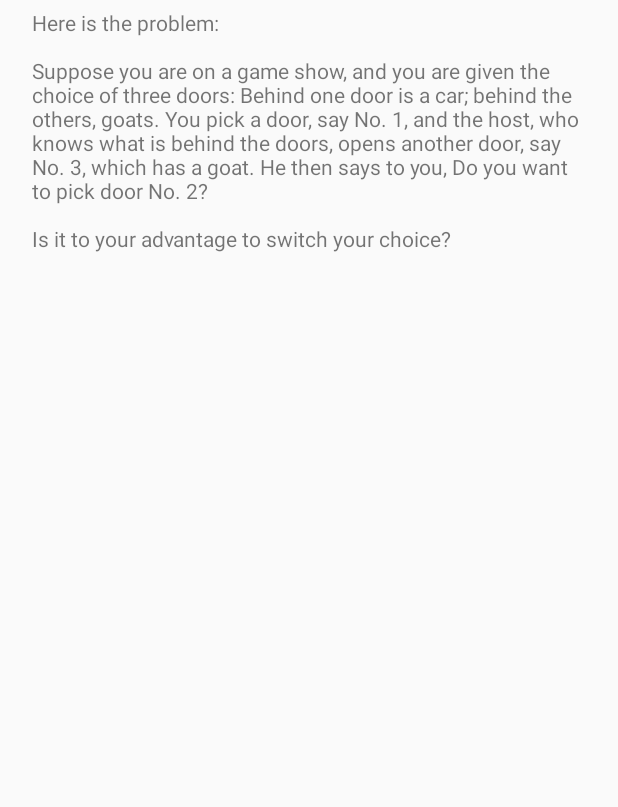
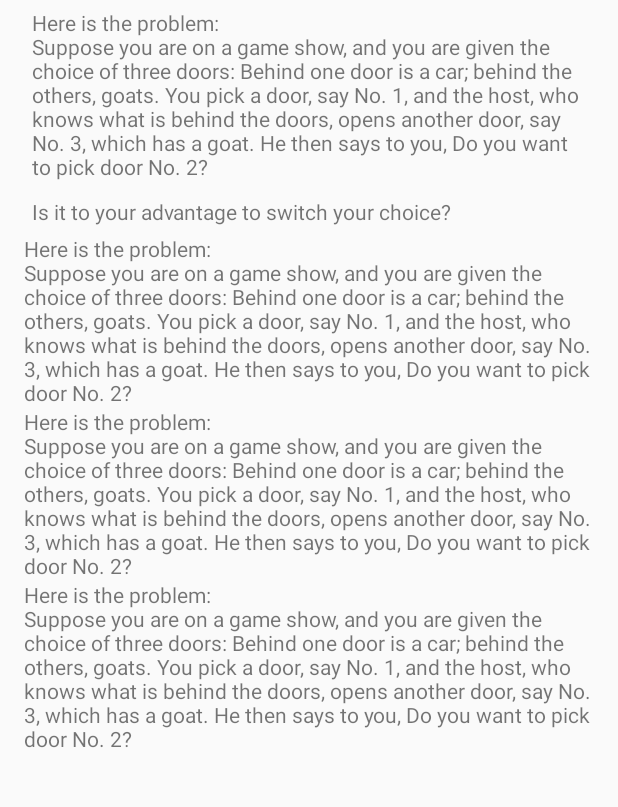
Before and after one commit to difusal/monty-hall-problem, an Android app: the screen it shows after launch (HelpActivity), in the options menu, after a tap on "Help", on a phone screen of 412 x 824 dp, the part 177-984 px from its top. Run offline under Robolectric (Android 15) with nearby library versions, the phone set to English and light mode, and no system bars.

```diff
--- a/MontyHallProblem/Monty Hall Problem/src/main/java/com/difusal/montyhallproblem/DisplayStatisticsActivity.java
+++ b/MontyHallProblem/Monty Hall Problem/src/main/java/com/difusal/montyhallproblem/DisplayStatisticsActivity.java
@@ -12,7 +12,6 @@ import android.view.Menu;
 import android.view.MenuItem;
 import android.view.View;
 import android.widget.TextView;
-
 
 public class DisplayStatisticsActivity extends ActionBarActivity {
     int nPlays;
@@ -77,21 +76,19 @@ public class DisplayStatisticsActivity extends ActionBarActivity {
         AlertDialog.Builder alertDialogBuilder = new AlertDialog.Builder(this);
 
         // set title
-        alertDialogBuilder.setTitle("Reset statistics?");
+        alertDialogBuilder.setTitle(R.string.reset_statistics_alert_dialog_title);
 
         // set dialog message
+        alertDialogBuilder.setMessage(R.string.reset_statistics_alert_dialog_message);
+
         alertDialogBuilder
-                .setMessage("You'll loose all gathered data!")
-                .setCancelable(false)
-                .setPositiveButton("Yes", new DialogInterface.OnClickListener() {
+                .setPositiveButton(R.string.button_yes, new DialogInterface.OnClickListener() {
                     public void onClick(DialogInterface dialog, int id) {
                         resetStatistics();
                     }
                 })
-                .setNegativeButton("No", new DialogInterface.OnClickListener() {
+                .setNegativeButton(R.string.button_no, new DialogInterface.OnClickListener() {
                     public void onClick(DialogInterface dialog, int id) {
-                        // if this button is clicked, just close
-                        // the dialog box and do nothing
                         dialog.cancel();
                     }
                 });
--- a/MontyHallProblem/Monty Hall Problem/src/main/java/com/difusal/montyhallproblem/HelpActivity.java
+++ b/MontyHallProblem/Monty Hall Problem/src/main/java/com/difusal/montyhallproblem/HelpActivity.java
@@ -2,31 +2,12 @@ package com.difusal.montyhallproblem;
 
 import android.os.Bundle;
 import android.support.v7.app.ActionBarActivity;
-import android.view.Menu;
-import android.view.MenuItem;
 
 
 public class HelpActivity extends ActionBarActivity {
-
     @Override
     protected void onCreate(Bundle savedInstanceState) {
         super.onCreate(savedInstanceState);
         setContentView(R.layout.activity_help);
     }
-
-
-    @Override
-    public boolean onCreateOptionsMenu(Menu menu) {
-        // Inflate the menu; this adds items to the action bar if it is present.
-        getMenuInflater().inflate(R.menu.help, menu);
-        return true;
-    }
-
-    @Override
-    public boolean onOptionsItemSelected(MenuItem item) {
-        // Handle action bar item clicks here. The action bar will
-        // automatically handle clicks on the Home/Up button, so long
-        // as you specify a parent activity in AndroidManifest.xml.
-        return super.onOptionsItemSelected(item);
-    }
 }
--- a/MontyHallProblem/Monty Hall Problem/src/main/res/layout/activity_help.xml
+++ b/MontyHallProblem/Monty Hall Problem/src/main/res/layout/activity_help.xml
@@ -2,29 +2,81 @@
     xmlns:tools="http://schemas.android.com/tools"
     android:layout_width="match_parent"
     android:layout_height="match_parent"
+    tools:context="com.difusal.montyhallproblem.HelpActivity">
+
+    <ScrollView
+        android:layout_width="match_parent"
+        android:layout_height="match_parent"
+        android:id="@+id/scrollView"
+        android:layout_alignParentTop="true"
+        android:layout_alignParentRight="true"
+        android:layout_alignParentEnd="true">
+
+        <RelativeLayout
+            android:layout_width="match_parent"
+            android:layout_height="wrap_content"
             android:paddingLeft="@dimen/activity_horizontal_margin"
             android:paddingRight="@dimen/activity_horizontal_margin"
             android:paddingTop="@dimen/activity_vertical_margin"
-    android:paddingBottom="@dimen/activity_vertical_margin"
-    tools:context="com.difusal.montyhallproblem.HelpActivity">
+            android:paddingBottom="@dimen/activity_vertical_margin">
 
             <TextView
                 android:text="@string/help_intro"
                 android:layout_width="match_parent"
                 android:layout_height="wrap_content"
-        android:id="@+id/textView"
+                android:id="@+id/intro"
+                android:padding="5dp"
                 android:layout_alignParentTop="true"
                 android:layout_alignParentLeft="true"
-        android:layout_alignParentStart="true"
-        android:padding="5dp" />
+                android:layout_alignParentStart="true" />
 
             <TextView
                 android:text="@string/help_problem"
                 android:layout_width="match_parent"
                 android:layout_height="wrap_content"
+                android:padding="5dp"
+                android:id="@+id/problem"
+                android:layout_below="@+id/intro"
+                android:layout_alignParentLeft="true"
+                android:layout_alignParentStart="true" />
+
+            <TextView
+                android:layout_width="wrap_content"
+                android:layout_height="wrap_content"
+                android:padding="5dp"
+                android:text="@string/help_question"
+                android:id="@+id/question"
+                android:layout_below="@+id/problem"
+                android:layout_alignParentLeft="true"
+                android:layout_alignParentStart="true" />
+
+            <TextView
+                android:layout_width="wrap_content"
+                android:layout_height="wrap_content"
+                android:text="@string/help_problem"
+                android:id="@+id/textView"
+                android:layout_below="@+id/question"
+                android:layout_alignParentLeft="true"
+                android:layout_alignParentStart="true" />
+
+            <TextView
+                android:layout_width="wrap_content"
+                android:layout_height="wrap_content"
+                android:text="@string/help_problem"
+                android:id="@+id/textView2"
                 android:layout_below="@+id/textView"
                 android:layout_alignParentLeft="true"
-        android:layout_alignParentStart="true"
-        android:padding="5dp" />
+                android:layout_alignParentStart="true" />
+
+            <TextView
+                android:layout_width="wrap_content"
+                android:layout_height="wrap_content"
+                android:text="@string/help_problem"
+                android:id="@+id/textView3"
+                android:layout_below="@+id/textView2"
+                android:layout_alignParentLeft="true"
+                android:layout_alignParentStart="true" />
+        </RelativeLayout>
+    </ScrollView>
 
 </RelativeLayout>
--- a/MontyHallProblem/Monty Hall Problem/src/main/res/menu/help.xml
+++ /dev/null
@@ -1,2 +0,0 @@
-<menu xmlns:tools="http://schemas.android.com/tools"
-    tools:context="com.difusal.montyhallproblem.HelpActivity"></menu>
--- a/MontyHallProblem/Monty Hall Problem/src/main/res/values/strings.xml
+++ b/MontyHallProblem/Monty Hall Problem/src/main/res/values/strings.xml
@@ -1,21 +1,32 @@
 <?xml version="1.0" encoding="utf-8"?>
 <resources>
-
+    // main activity
     <string name="app_name">Monty Hall Problem</string>
-    <string name="action_reset_statistics">Reset Statistics</string>
-    <string name="action_help">Help</string>
     <string name="button_swap">Swap</string>
     <string name="button_keep">Keep</string>
     <string name="button_statistics">Statistics</string>
 
+    // statistics activity
     <string name="title_activity_display_statistics">Statistics</string>
     <string name="times_played">Times played:</string>
     <string name="times_swapped">Times swapped:</string>
     <string name="times_kept">Times kept:</string>
 
+    // reset statistics alert dialog
+    <string name="reset_statistics_alert_dialog_title">Reset statistics?</string>
+    <string name="reset_statistics_alert_dialog_message">You'll loose all gathered data!</string>
+
+    // help activity
     <string name="title_activity_help">Help</string>
     <string name="help_intro">The Monty Hall problem is a brain teaser, in the form of a probability puzzle.</string>
-    <string name="help_problem">Here is the problem:\n\nSuppose you are on a game show, and you are given the choice of three doors: Behind one door is a car; behind the others, goats. You pick a door, say No. 1, and the host, who knows what is behind the doors, opens another door, say No. 3, which has a goat. He then says to you, "Do you want to pick door No. 2?"\n\nIs it to your advantage to switch your choice?</string>
+    <string name="help_problem">Here is the problem:\nSuppose you are on a game show, and you are given the choice of three doors: Behind one door is a car; behind the others, goats. You pick a door, say No. 1, and the host, who knows what is behind the doors, opens another door, say No. 3, which has a goat. He then says to you, "Do you want to pick door No. 2?"</string>
+    <string name="help_question">Is it to your advantage to switch your choice?</string>
 
-    <string name="statistics_file_key">com.difusal.montyhallproblem.STATISTICS_FILE_KEY</string>
+    // action bar buttons
+    <string name="action_reset_statistics">Reset Statistics</string>
+    <string name="action_help">Help</string>
+
+    // others
+    <string name="button_yes">Yes</string>
+    <string name="button_no">No</string>
 </resources>
```
Lines whose indentation alone changed are shown as unchanged.
